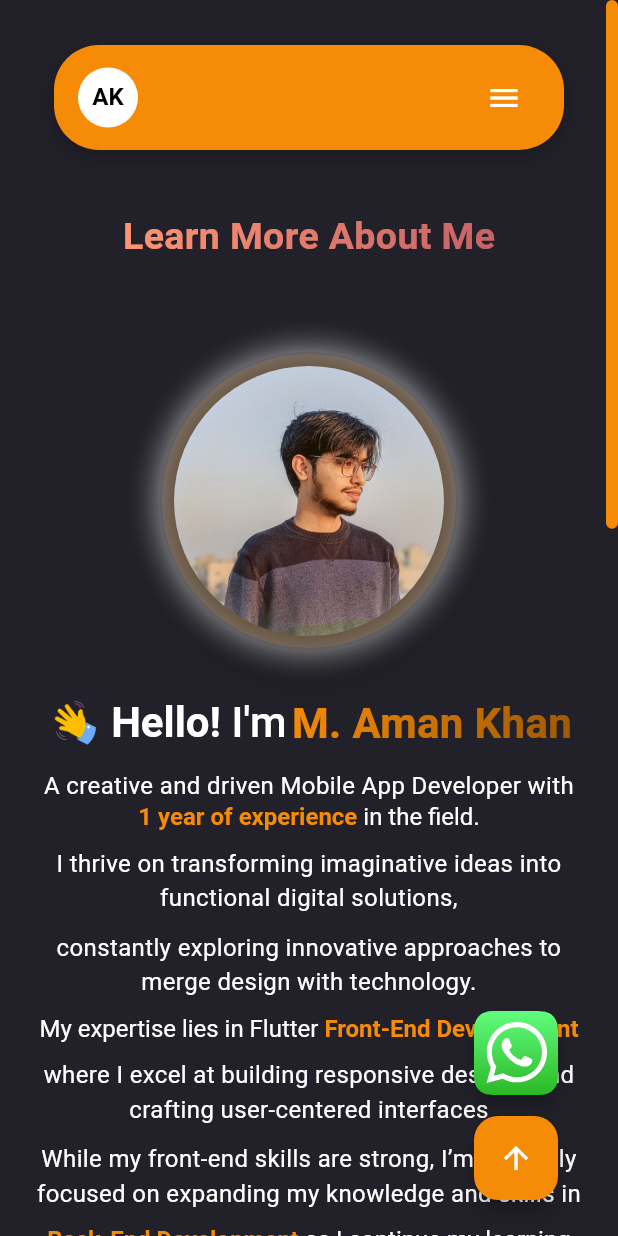
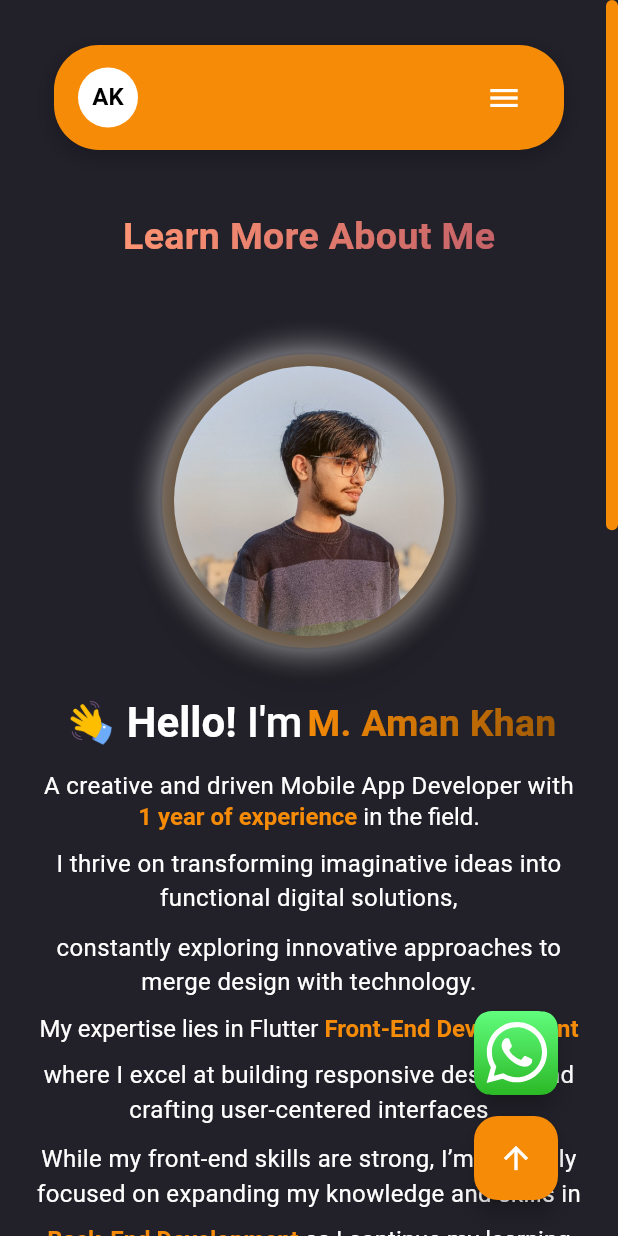
Before and after one commit to AmanKhan806/Aman_portfolio, a Flutter app: the screen it shows after launch, scrolled down 576 dp, after a tap on "More Info About me", on a phone screen of 412 x 824 dp. Run offline on Flutter 3.47's test engine with Material 3 defaults, Android fonts, the phone set to English and light mode, and no system bars; drawn by our look-alikes of avatar_glow; our stand-ins replace carousel_slider, confetti, flutter_svg, get, google_fonts, iconsax and 3 more; accounts and stored records are empty; Roboto replaces fonts that are missing (Ubuntu).

Commit message:
Aman || Changes

```diff
--- a/lib/Controller/Initail_binding_controller.dart
+++ b/lib/Controller/Initail_binding_controller.dart
@@ -1,12 +1,13 @@
 import 'package:amanportfolio/Controller/All_Section_Controller.dart';
+import 'package:amanportfolio/Controller/Navigation_controller.dart';
 import 'package:amanportfolio/Controller/theme_controller.dart';
 import 'package:get/get.dart';
-import 'package:get/get_instance/src/bindings_interface.dart';
 
 class InitialBindings extends Bindings {
   @override
   void dependencies() {
     Get.put(AllSectionController());
     Get.put(ThemeController());
+    Get.put(NavigationController());
   }
 }
--- a/lib/Controller/Navigation_controller.dart
+++ b/lib/Controller/Navigation_controller.dart
@@ -1,8 +1,5 @@
-import 'package:amanportfolio/screens/Home_Screen.dart';
-import 'package:amanportfolio/screens/about_screen.dart';
-import 'package:amanportfolio/screens/contactus_screen.dart';
-import 'package:amanportfolio/screens/view_all_project.dart';
 import 'package:get/get.dart';
+import '../utils/routes/App_pages_routes.dart';
 
 class NavigationController extends GetxController {
   var activeTab = 'Home'.obs;
@@ -11,18 +8,16 @@ class NavigationController extends GetxController {
     activeTab.value = tabName;
     switch (tabName) {
       case 'Home':
-        Get.to(() => HomeScreen(), transition: Transition.fadeIn);
+        Get.toNamed(AppPages.home);
         break;
       case 'About':
-        Get.to(() => AboutScreen(), transition: Transition.fadeIn);
-        break;
-      case 'Resume':
+        Get.toNamed(AppPages.about);
         break;
       case 'Portfolio':
-        Get.to(() => ViewAllProject(), transition: Transition.fadeIn);
+        Get.toNamed(AppPages.portfolio);
         break;
       case 'Contact':
-        Get.to(() => ContactusScreen(), transition: Transition.fadeIn);
+        Get.toNamed(AppPages.contact);
         break;
       default:
         break;
--- a/lib/Widgets/AboutWidgets/AboutMe/about_me_section.dart
+++ b/lib/Widgets/AboutWidgets/AboutMe/about_me_section.dart
@@ -42,8 +42,7 @@ class AboutMe extends StatelessWidget {
               repeat: true,
               child: Material(
                 elevation: 12.0,
-                surfaceTintColor:
-                    ColorResources.appMainColor.withOpacity(0.5),
+                surfaceTintColor: ColorResources.appMainColor.withOpacity(0.5),
                 color: const Color.fromARGB(0, 255, 0, 0),
                 shape: const CircleBorder(),
                 shadowColor: ColorResources.greyOneColor,
@@ -88,7 +87,8 @@ class AboutMe extends StatelessWidget {
               height: imageSize,
               width: imageSize,
             ),
-            RichText(
+            Flexible(
+              child: RichText(
                 textAlign: TextAlign.center,
                 text: TextSpan(
                   children: [
@@ -111,7 +111,11 @@ class AboutMe extends StatelessWidget {
                   ],
                 ),
               ),
-            GradientText(
+            ),
+            Flexible(
+              child: FittedBox(
+                fit: BoxFit.scaleDown,
+                child: GradientText(
                   text: "M. Aman Khan",
                   style: GoogleFonts.ubuntu(
                     fontSize: headingFontSize,
@@ -124,6 +128,8 @@ class AboutMe extends StatelessWidget {
                     ],
                     begin: Alignment.topLeft,
                     end: Alignment.bottomRight,
+                  ),
+                ),
               ),
             ),
           ],
--- a/lib/Widgets/AboutWidgets/FollowMeSection/followme_section.dart
+++ b/lib/Widgets/AboutWidgets/FollowMeSection/followme_section.dart
@@ -26,7 +26,7 @@ class FollowmeSection extends StatelessWidget {
               ),
         const SizedBox(height: 50.0),
         Row(
-          mainAxisAlignment: MainAxisAlignment.spaceAround,
+          mainAxisAlignment: MainAxisAlignment.spaceEvenly,
           children: [
             SocialMediaButtons(
                 socialIcon: "assets/socialIcons/instagram.png",
@@ -42,7 +42,7 @@ class FollowmeSection extends StatelessWidget {
           height: 50.0,
         ),
         Row(
-          mainAxisAlignment: MainAxisAlignment.spaceAround,
+          mainAxisAlignment: MainAxisAlignment.spaceEvenly,
           children: [
             SocialMediaButtons(
                 socialIcon: "assets/socialIcons/twitter.png", onpressed: () {}),
@@ -59,8 +59,8 @@ class FollowmeSection extends StatelessWidget {
                 child: Center(
                   child: Image.asset(
                     "assets/socialIcons/buymeacoffe.png",
-                    width: 70,
-                    height: 70,
+                    width: 65,
+                    height: 65,
                   ),
                 ),
               ),
--- a/lib/Widgets/Animated_Gradienttext.dart
+++ b/lib/Widgets/Animated_Gradienttext.dart
@@ -1,7 +1,6 @@
 import 'package:flutter/material.dart';
 import 'package:get/get.dart';
 import 'package:google_fonts/google_fonts.dart';
-
 import '../Controller/Animated_Controller.dart';
 import '../utils/Colors/custom_colors.dart';
 
--- a/lib/Widgets/HomeWidgets/FourthSection/fourth_section.dart
+++ b/lib/Widgets/HomeWidgets/FourthSection/fourth_section.dart
@@ -46,7 +46,8 @@ class FourthSection extends StatelessWidget {
               : 3;
       return Container(
         color: themeController.containerColor,
-        padding: const EdgeInsets.symmetric(horizontal: 40.0, vertical: 50.0),
+        child: Padding(
+          padding: const EdgeInsets.all(18.0),
           child: Column(
             crossAxisAlignment: CrossAxisAlignment.start,
             children: [
@@ -106,7 +107,7 @@ class FourthSection extends StatelessWidget {
                       )
                     : const AnimatedGradientText(
                         text: "Flutter",
-                      fontSize: 100,
+                        fontSize: 60,
                       ),
               ),
               const SizedBox(height: 20.0),
@@ -117,7 +118,7 @@ class FourthSection extends StatelessWidget {
                   crossAxisCount: crossAxisCount,
                   mainAxisSpacing: 10.0,
                   crossAxisSpacing: 10.0,
-                childAspectRatio: isMobile ? 0.7 : 0.8,
+                  childAspectRatio: isMobile ? 0.5 : (isTablet ? 0.4 : 0.6),
                 ),
                 itemCount: 6,
                 itemBuilder: (context, index) {
@@ -168,6 +169,7 @@ class FourthSection extends StatelessWidget {
                 ),
               ),
             ],
+          ),
         ),
       );
     });
--- a/lib/Widgets/HomeWidgets/SecondSection/second_section.dart
+++ b/lib/Widgets/HomeWidgets/SecondSection/second_section.dart
@@ -37,7 +37,8 @@ class SecondSection extends StatelessWidget {
                   height: imageSize,
                   width: imageSize,
                 ),
-                RichText(
+                Flexible(
+                  child: RichText(
                     textAlign: TextAlign.center,
                     text: TextSpan(
                       children: [
@@ -60,7 +61,11 @@ class SecondSection extends StatelessWidget {
                       ],
                     ),
                   ),
-                GradientText(
+                ),
+                Flexible(
+                  child: FittedBox(
+                    fit: BoxFit.scaleDown,
+                    child: GradientText(
                       text: "M. Aman Khan",
                       style: GoogleFonts.ubuntu(
                         fontSize: headingFontSize,
@@ -73,6 +78,8 @@ class SecondSection extends StatelessWidget {
                         ],
                         begin: Alignment.topLeft,
                         end: Alignment.bottomRight,
+                      ),
+                    ),
                   ),
                 ),
               ],
--- a/lib/main.dart
+++ b/lib/main.dart
@@ -2,7 +2,7 @@ import 'package:flutter/material.dart';
 import 'package:get/get.dart';
 import 'package:supabase_flutter/supabase_flutter.dart';
 import 'Controller/Initail_binding_controller.dart';
-import 'screens/Home_Screen.dart';
+import 'utils/routes/App_pages_routes.dart';
 
 Future<void> main() async {
   await Supabase.initialize(
@@ -21,7 +21,8 @@ class MyApp extends StatelessWidget {
     return GetMaterialApp(
       debugShowCheckedModeBanner: false,
       initialBinding: InitialBindings(),
-      home: HomeScreen(),
+      getPages: AppPages.pages,
+      initialRoute: AppPages.home,
     );
   }
 }
--- /dev/null
+++ b/lib/utils/routes/App_pages_routes.dart
@@ -0,0 +1,36 @@
+import 'package:get/get.dart';
+
+import '../../screens/Home_Screen.dart';
+import '../../screens/about_screen.dart';
+import '../../screens/contactus_screen.dart';
+import '../../screens/view_all_project.dart';
+
+class AppPages {
+  static const home = '/home';
+  static const about = '/about';
+  static const portfolio = '/portfolio';
+  static const contact = '/contact';
+
+  static List<GetPage> pages = [
+    GetPage(
+      name: home,
+      page: () => HomeScreen(),
+      transition: Transition.fadeIn,
+    ),
+    GetPage(
+      name: about,
+      page: () => AboutScreen(),
+      transition: Transition.fadeIn,
+    ),
+    GetPage(
+      name: portfolio,
+      page: () => ViewAllProject(),
+      transition: Transition.fadeIn,
+    ),
+    GetPage(
+      name: contact,
+      page: () => ContactusScreen(),
+      transition: Transition.fadeIn,
+    ),
+  ];
+}
--- a/pubspec.yaml
+++ b/pubspec.yaml
@@ -39,13 +39,11 @@ dependencies:
   google_fonts: ^6.2.1
   iconsax: ^0.0.8
   avatar_glow: ^3.0.1
-  icon_icons: ^1.0.4
   flutter_svg: ^2.0.16
   lottie: ^3.1.3
   supabase_flutter: ^2.0.0
   confetti: ^0.8.0
   percent_indicator: ^4.2.4
-  persistent_bottom_nav_bar: ^6.2.1
   carousel_slider: ^5.0.0
 
 dev_dependencies:
```
Also changed, not shown: lib/Widgets/navigation_bar.dart (+7 -8 lines), lib/screens/contactus_screen.dart (+57 -9 lines), lib/screens/view_all_project.dart (+8 -7 lines), assets/banner.jpg (deleted), assets/flutter.png (deleted), pubspec.lock, 114 other files. Lines whose indentation alone changed are shown as unchanged.
